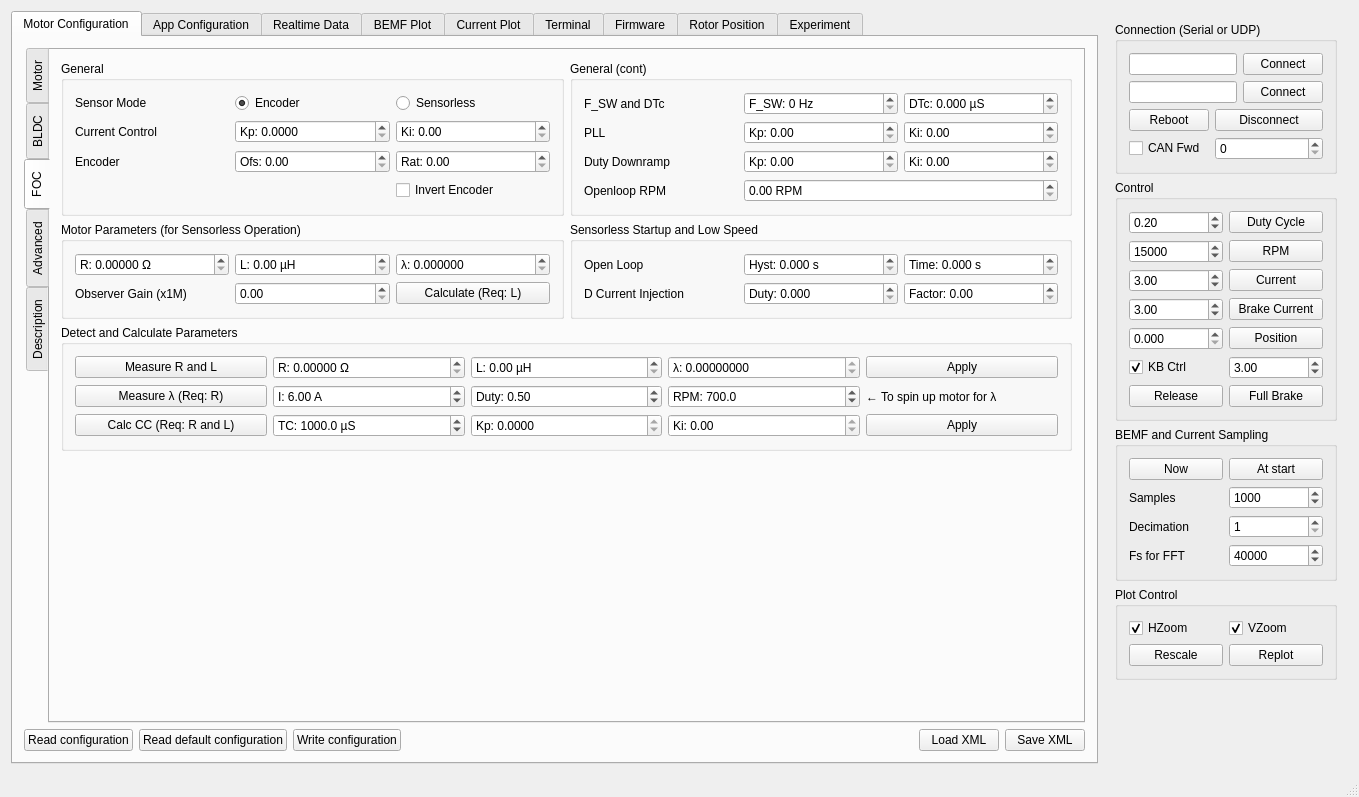
First picture: the form in mainwindow.ui, repository vedderb/bldc-tool, before the edit.
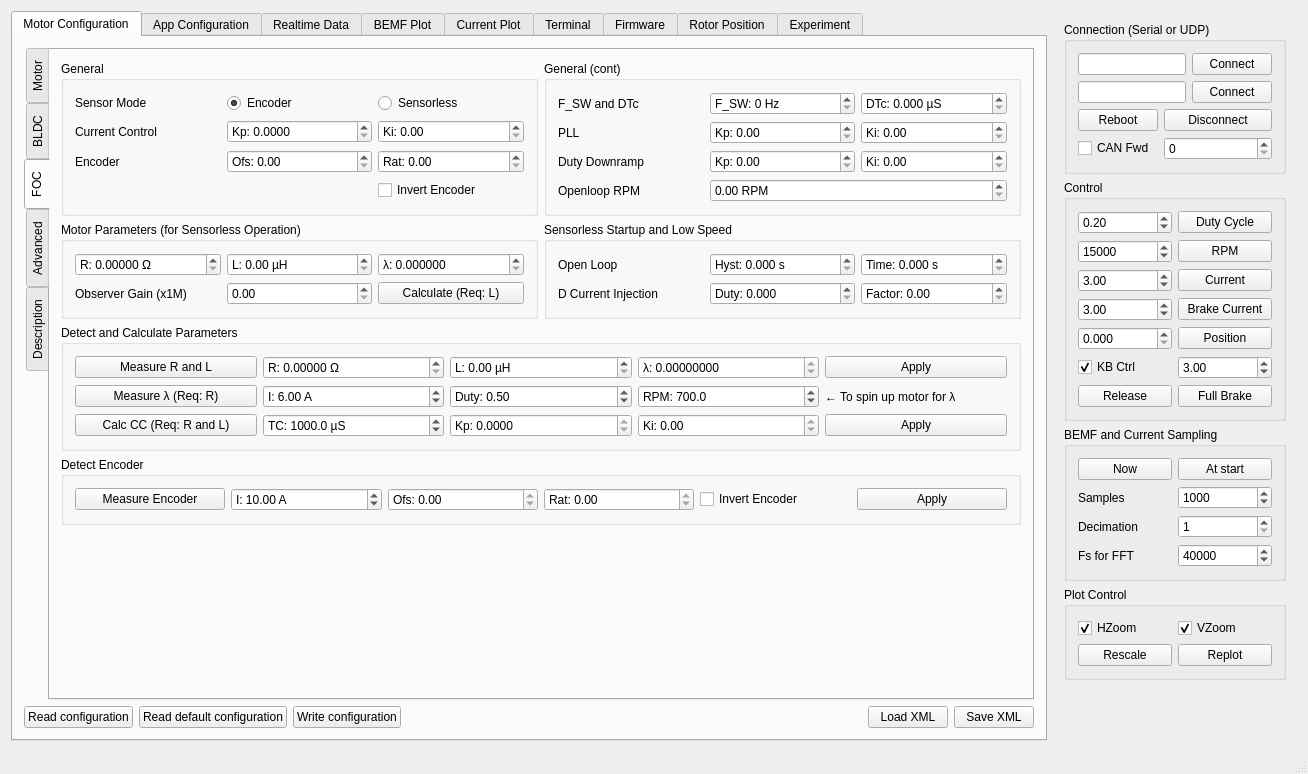
Second picture: the form after the edit. The open tabs and pages were chosen to show the change. Custom widgets are drawn as their Qt base class.

Commit message: FW 2.7 support, better encoder configuration and debugging

What changed in the file:
```diff
--- a/mainwindow.ui
+++ b/mainwindow.ui
@@ -6,8 +6,8 @@
    <rect>
     <x>0</x>
     <y>0</y>
-    <width>1359</width>
-    <height>797</height>
+    <width>1308</width>
+    <height>771</height>
    </rect>
   </property>
   <property name="sizePolicy">
@@ -1143,184 +1143,101 @@
              </attribute>
              <layout class="QVBoxLayout" name="verticalLayout_29">
               <item>
-               <layout class="QGridLayout" name="gridLayout_43">
-                <item row="1" column="0">
-                 <widget class="QGroupBox" name="groupBox_40">
+               <layout class="QGridLayout" name="gridLayout_42">
+                <item row="0" column="0">
+                 <widget class="QGroupBox" name="groupBox_39">
                   <property name="title">
-                   <string>Motor Parameters (for Sensorless Operation)</string>
+                   <string>General</string>
                   </property>
-                  <layout class="QGridLayout" name="gridLayout_41">
-                   <item row="4" column="1">
-                    <widget class="QDoubleSpinBox" name="mcconfFocObserverGainBox">
+                  <layout class="QGridLayout" name="gridLayout_39">
+                   <item row="2" column="0">
+                    <widget class="QLabel" name="label_89">
+                     <property name="text">
+                      <string>Current Control</string>
+                     </property>
+                    </widget>
+                   </item>
+                   <item row="2" column="1">
+                    <widget class="QDoubleSpinBox" name="mcconfFocCurrKpBox">
+                     <property name="prefix">
+                      <string>Kp: </string>
+                     </property>
+                     <property name="decimals">
+                      <number>4</number>
+                     </property>
+                     <property name="maximum">
+                      <double>1000.000000000000000</double>
+                     </property>
+                     <property name="singleStep">
+                      <double>0.010000000000000</double>
+                     </property>
+                    </widget>
+                   </item>
+                   <item row="2" column="2">
+                    <widget class="QDoubleSpinBox" name="mcconfFocCurrKiBox">
+                     <property name="prefix">
+                      <string>Ki: </string>
+                     </property>
                      <property name="maximum">
                       <double>100000.000000000000000</double>
                      </property>
-                     <property name="singleStep">
-                      <double>1.000000000000000</double>
-                     </property>
                     </widget>
                    </item>
                    <item row="4" column="0">
-                    <widget class="QLabel" name="label_98">
+                    <widget class="QLabel" name="label_92">
                      <property name="text">
-                      <string>Observer Gain (x1M)</string>
+                      <string>Encoder</string>
                      </property>
                     </widget>
                    </item>
-                   <item row="4" column="2">
-                    <widget class="QPushButton" name="mcconfFocObserverGainCalcButton">
-                     <property name="text">
-                      <string>Calculate (Req: L)</string>
-                     </property>
-                    </widget>
-                   </item>
-                   <item row="1" column="0">
-                    <widget class="QDoubleSpinBox" name="mcconfFocMotorRBox">
+                   <item row="4" column="1">
+                    <widget class="QDoubleSpinBox" name="mcconfFocEncoderOffsetBox">
                      <property name="prefix">
-                      <string>R: </string>
+                      <string>Ofs: </string>
                      </property>
-                     <property name="suffix">
-                      <string> Ω</string>
-                     </property>
-                     <property name="decimals">
-                      <number>5</number>
-                     </property>
                      <property name="maximum">
-                      <double>1000.000000000000000</double>
-                     </property>
-                     <property name="singleStep">
-                      <double>0.001000000000000</double>
-                     </property>
-                    </widget>
-                   </item>
-                   <item row="1" column="1">
-                    <widget class="QDoubleSpinBox" name="mcconfFocMotorLBox">
-                     <property name="prefix">
-                      <string>L: </string>
-                     </property>
-                     <property name="suffix">
-                      <string> µH</string>
-                     </property>
-                     <property name="decimals">
-                      <number>2</number>
-                     </property>
-                     <property name="maximum">
-                      <double>1000000.000000000000000</double>
-                     </property>
-                    </widget>
-                   </item>
-                   <item row="1" column="2">
-                    <widget class="QDoubleSpinBox" name="mcconfFocMotorLinkageBox">
-                     <property name="prefix">
-                      <string>λ: </string>
-                     </property>
-                     <property name="decimals">
-                      <number>6</number>
-                     </property>
-                     <property name="maximum">
-                      <double>1000.000000000000000</double>
-                     </property>
-                     <property name="singleStep">
-                      <double>0.000100000000000</double>
-                     </property>
-                    </widget>
-                   </item>
-                  </layout>
-                 </widget>
-                </item>
-                <item row="1" column="1">
-                 <widget class="QGroupBox" name="groupBox_43">
-                  <property name="title">
-                   <string>Sensorless Startup and Low Speed</string>
-                  </property>
-                  <layout class="QGridLayout" name="gridLayout_44">
-                   <item row="1" column="2">
-                    <widget class="QDoubleSpinBox" name="mcconfFocDCurrentFactorBox">
-                     <property name="toolTip">
-                      <string>&lt;html&gt;&lt;head/&gt;&lt;body&gt;&lt;p&gt;The maximum factor between the D axis and Q axis current.&lt;/p&gt;&lt;/body&gt;&lt;/html&gt;</string>
-                     </property>
-                     <property name="prefix">
-                      <string>Factor: </string>
-                     </property>
-                     <property name="singleStep">
-                      <double>0.100000000000000</double>
-                     </property>
-                    </widget>
-                   </item>
-                   <item row="0" column="1">
-                    <widget class="QDoubleSpinBox" name="mcconfFocSlOpenloopHystBox">
-                     <property name="toolTip">
-                      <string>&lt;html&gt;&lt;head/&gt;&lt;body&gt;&lt;p&gt;If the filtered RPM has been below openloop RPM for this amount of time, the motor will rotate in open loop with openloop RPM.&lt;/p&gt;&lt;/body&gt;&lt;/html&gt;</string>
-                     </property>
-                     <property name="prefix">
-                      <string>Hyst: </string>
-                     </property>
-                     <property name="suffix">
-                      <string> s</string>
-                     </property>
-                     <property name="decimals">
-                      <number>3</number>
-                     </property>
-                     <property name="maximum">
-                      <double>200.000000000000000</double>
-                     </property>
-                     <property name="singleStep">
-                      <double>0.100000000000000</double>
-                     </property>
-                    </widget>
-                   </item>
-                   <item row="0" column="0">
-                    <widget class="QLabel" name="label_105">
-                     <property name="text">
-                      <string>Open Loop</string>
-                     </property>
-                    </widget>
-                   </item>
-                   <item row="1" column="0">
-                    <widget class="QLabel" name="label_107">
-                     <property name="text">
-                      <string>D Current Injection</string>
-                     </property>
-                    </widget>
-                   </item>
-                   <item row="1" column="1">
-                    <widget class="QDoubleSpinBox" name="mcconfFocDCurrentDutyBox">
-                     <property name="toolTip">
-                      <string>&lt;html&gt;&lt;head/&gt;&lt;body&gt;&lt;p&gt;Inject D axis current below this duty cycle.&lt;/p&gt;&lt;/body&gt;&lt;/html&gt;</string>
-                     </property>
-                     <property name="prefix">
-                      <string>Duty: </string>
-                     </property>
-                     <property name="decimals">
-                      <number>3</number>
-                     </property>
-                     <property name="maximum">
-                      <double>1.000000000000000</double>
-                     </property>
-                     <property name="singleStep">
-                      <double>0.010000000000000</double>
+                      <double>360.000000000000000</double>
                      </property>
                     </widget>
                    </item>
                    <item row="0" column="2">
-                    <widget class="QDoubleSpinBox" name="mcconfFocSlOpenloopTimeBox">
-                     <property name="toolTip">
-                      <string>&lt;html&gt;&lt;head/&gt;&lt;body&gt;&lt;p&gt;Time to remain in open loop before entering closed loop.&lt;/p&gt;&lt;/body&gt;&lt;/html&gt;</string>
+                    <widget class="QRadioButton" name="mcconfFocModeSensorlessButton">
+                     <property name="text">
+                      <string>Sensorless</string>
                      </property>
+                    </widget>
+                   </item>
+                   <item row="0" column="0">
+                    <widget class="QLabel" name="label_101">
+                     <property name="text">
+                      <string>Sensor Mode</string>
+                     </property>
+                    </widget>
+                   </item>
+                   <item row="0" column="1">
+                    <widget class="QRadioButton" name="mcconfFocModeEncoderButton">
+                     <property name="text">
+                      <string>Encoder</string>
+                     </property>
+                     <property name="checked">
+                      <bool>true</bool>
+                     </property>
+                    </widget>
+                   </item>
+                   <item row="4" column="2">
+                    <widget class="QDoubleSpinBox" name="mcconfFocEncoderRatioBox">
                      <property name="prefix">
-                      <string>Time: </string>
-                     </property>
-                     <property name="suffix">
-                      <string> s</string>
-                     </property>
-                     <property name="decimals">
-                      <number>3</number>
+                      <string>Rat: </string>
                      </property>
                      <property name="maximum">
-                      <double>200.000000000000000</double>
+                      <double>500.000000000000000</double>
                      </property>
-                     <property name="singleStep">
-                      <double>0.100000000000000</double>
+                    </widget>
+                   </item>
+                   <item row="5" column="2">
+                    <widget class="QCheckBox" name="mcconfFocEncoderInvertedBox">
+                     <property name="text">
+                      <string>Invert Encoder</string>
                      </property>
                     </widget>
                    </item>
@@ -1470,100 +1387,183 @@
                   </layout>
                  </widget>
                 </item>
-                <item row="0" column="0">
-                 <widget class="QGroupBox" name="groupBox_39">
+                <item row="1" column="0">
+                 <widget class="QGroupBox" name="groupBox_40">
                   <property name="title">
-                   <string>General</string>
+                   <string>Motor Parameters (for Sensorless Operation)</string>
                   </property>
-                  <layout class="QGridLayout" name="gridLayout_39">
-                   <item row="2" column="0">
-                    <widget class="QLabel" name="label_89">
-                     <property name="text">
-                      <string>Current Control</string>
-                     </property>
-                    </widget>
-                   </item>
-                   <item row="2" column="1">
-                    <widget class="QDoubleSpinBox" name="mcconfFocCurrKpBox">
-                     <property name="prefix">
-                      <string>Kp: </string>
-                     </property>
-                     <property name="decimals">
-                      <number>4</number>
-                     </property>
-                     <property name="maximum">
-                      <double>1000.000000000000000</double>
-                     </property>
-                     <property name="singleStep">
-                      <double>0.010000000000000</double>
-                     </property>
-                    </widget>
-                   </item>
-                   <item row="2" column="2">
-                    <widget class="QDoubleSpinBox" name="mcconfFocCurrKiBox">
-                     <property name="prefix">
-                      <string>Ki: </string>
-                     </property>
+                  <layout class="QGridLayout" name="gridLayout_41">
+                   <item row="4" column="1">
+                    <widget class="QDoubleSpinBox" name="mcconfFocObserverGainBox">
                      <property name="maximum">
                       <double>100000.000000000000000</double>
                      </property>
+                     <property name="singleStep">
+                      <double>1.000000000000000</double>
+                     </property>
                     </widget>
                    </item>
                    <item row="4" column="0">
-                    <widget class="QLabel" name="label_92">
+                    <widget class="QLabel" name="label_98">
                      <property name="text">
-                      <string>Encoder</string>
-                     </property>
-                    </widget>
-                   </item>
-                   <item row="4" column="1">
-                    <widget class="QDoubleSpinBox" name="mcconfFocEncoderOffsetBox">
-                     <property name="prefix">
-                      <string>Ofs: </string>
-                     </property>
-                     <property name="maximum">
-                      <double>360.000000000000000</double>
-                     </property>
-                    </widget>
-                   </item>
-                   <item row="0" column="2">
-                    <widget class="QRadioButton" name="mcconfFocModeSensorlessButton">
-                     <property name="text">
-                      <string>Sensorless</string>
-                     </property>
-                    </widget>
-                   </item>
-                   <item row="0" column="0">
-                    <widget class="QLabel" name="label_101">
-                     <property name="text">
-                      <string>Sensor Mode</string>
-                     </property>
-                    </widget>
-                   </item>
-                   <item row="0" column="1">
-                    <widget class="QRadioButton" name="mcconfFocModeEncoderButton">
-                     <property name="text">
-                      <string>Encoder</string>
-                     </property>
-                     <property name="checked">
-                      <bool>true</bool>
+                      <string>Observer Gain (x1M)</string>
                      </property>
                     </widget>
                    </item>
                    <item row="4" column="2">
-                    <widget class="QDoubleSpinBox" name="mcconfFocEncoderRatioBox">
+                    <widget class="QPushButton" name="mcconfFocObserverGainCalcButton">
+                     <property name="text">
+                      <string>Calculate (Req: L)</string>
+                     </property>
+                    </widget>
+                   </item>
+                   <item row="1" column="0">
+                    <widget class="QDoubleSpinBox" name="mcconfFocMotorRBox">
                      <property name="prefix">
-                      <string>Rat: </string>
+                      <string>R: </string>
                      </property>
+                     <property name="suffix">
+                      <string> Ω</string>
+                     </property>
+                     <property name="decimals">
+                      <number>5</number>
+                     </property>
                      <property name="maximum">
-                      <double>500.000000000000000</double>
+                      <double>1000.000000000000000</double>
                      </property>
+                     <property name="singleStep">
+                      <double>0.001000000000000</double>
+                     </property>
                     </widget>
                    </item>
-                   <item row="5" column="2">
-                    <widget class="QCheckBox" name="mcconfFocEncoderInvertedBox">
+                   <item row="1" column="1">
+                    <widget class="QDoubleSpinBox" name="mcconfFocMotorLBox">
+                     <property name="prefix">
+                      <string>L: </string>
+                     </property>
+                     <property name="suffix">
+                      <string> µH</string>
+                     </property>
+                     <property name="decimals">
+                      <number>2</number>
+                     </property>
+                     <property name="maximum">
+                      <double>1000000.000000000000000</double>
+                     </property>
+                    </widget>
+                   </item>
+                   <item row="1" column="2">
+                    <widget class="QDoubleSpinBox" name="mcconfFocMotorLinkageBox">
+                     <property name="prefix">
+                      <string>λ: </string>
+                     </property>
+                     <property name="decimals">
+                      <number>6</number>
+                     </property>
+                     <property name="maximum">
+                      <double>1000.000000000000000</double>
+                     </property>
+                     <property name="singleStep">
+                      <double>0.000100000000000</double>
+                     </property>
+                    </widget>
+                   </item>
+                  </layout>
+                 </widget>
+                </item>
+                <item row="1" column="1">
+                 <widget class="QGroupBox" name="groupBox_43">
+                  <property name="title">
+                   <string>Sensorless Startup and Low Speed</string>
+                  </property>
+                  <layout class="QGridLayout" name="gridLayout_44">
+                   <item row="1" column="2">
+                    <widget class="QDoubleSpinBox" name="mcconfFocDCurrentFactorBox">
+                     <property name="toolTip">
+                      <string>&lt;html&gt;&lt;head/&gt;&lt;body&gt;&lt;p&gt;The maximum factor between the D axis and Q axis current.&lt;/p&gt;&lt;/body&gt;&lt;/html&gt;</string>
+                     </property>
+                     <property name="prefix">
+                      <string>Factor: </string>
+                     </property>
+                     <property name="singleStep">
+                      <double>0.100000000000000</double>
+                     </property>
+                    </widget>
+                   </item>
+                   <item row="0" column="1">
+                    <widget class="QDoubleSpinBox" name="mcconfFocSlOpenloopHystBox">
+                     <property name="toolTip">
+                      <string>&lt;html&gt;&lt;head/&gt;&lt;body&gt;&lt;p&gt;If the filtered RPM has been below openloop RPM for this amount of time, the motor will rotate in open loop with openloop RPM.&lt;/p&gt;&lt;/body&gt;&lt;/html&gt;</string>
+                     </property>
+                     <property name="prefix">
+                      <string>Hyst: </string>
+                     </property>
+                     <property name="suffix">
+                      <string> s</string>
+                     </property>
+                     <property name="decimals">
+                      <number>3</number>
+                     </property>
+                     <property name="maximum">
+                      <double>200.000000000000000</double>
+                     </property>
+                     <property name="singleStep">
+                      <double>0.100000000000000</double>
+                     </property>
+                    </widget>
+                   </item>
+                   <item row="0" column="0">
+                    <widget class="QLabel" name="label_105">
                      <property name="text">
-                      <string>Invert Encoder</string>
+                      <string>Open Loop</string>
+                     </property>
+                    </widget>
+                   </item>
+                   <item row="1" column="0">
+                    <widget class="QLabel" name="label_107">
+                     <property name="text">
+                      <string>D Current Injection</string>
+                     </property>
+                    </widget>
+                   </item>
+                   <item row="1" column="1">
+                    <widget class="QDoubleSpinBox" name="mcconfFocDCurrentDutyBox">
+                     <property name="toolTip">
+                      <string>&lt;html&gt;&lt;head/&gt;&lt;body&gt;&lt;p&gt;Inject D axis current below this duty cycle.&lt;/p&gt;&lt;/body&gt;&lt;/html&gt;</string>
+                     </property>
+                     <property name="prefix">
+                      <string>Duty: </string>
+                     </property>
+                     <property name="decimals">
+                      <number>3</number>
+                     </property>
+                     <property name="maximum">
+                      <double>1.000000000000000</double>
+                     </property>
+                     <property name="singleStep">
+                      <double>0.010000000000000</double>
+                     </property>
+                    </widget>
+                   </item>
+                   <item row="0" column="2">
+                    <widget class="QDoubleSpinBox" name="mcconfFocSlOpenloopTimeBox">
+                     <property name="toolTip">
+                      <string>&lt;html&gt;&lt;head/&gt;&lt;body&gt;&lt;p&gt;Time to remain in open loop before entering closed loop.&lt;/p&gt;&lt;/body&gt;&lt;/html&gt;</string>
+                     </property>
+                     <property name="prefix">
+                      <string>Time: </string>
+                     </property>
+                     <property name="suffix">
+                      <string> s</string>
+                     </property>
+                     <property name="decimals">
+                      <number>3</number>
+                     </property>
+                     <property name="maximum">
+                      <double>200.000000000000000</double>
+                     </property>
+                     <property name="singleStep">
+                      <double>0.100000000000000</double>
                      </property>
                     </widget>
                    </item>
@@ -1710,6 +1710,16 @@
                      </property>
                     </widget>
                    </item>
+                   <item row="3" column="0">
+                    <widget class="QPushButton" name="mcconfFocCalcCCButton">
+                     <property name="toolTip">
+                      <string>&lt;html&gt;&lt;head/&gt;&lt;body&gt;&lt;p&gt;Calculate Kp and Ki for the current control loop based on the motor resistance and inductance, and a desired time constant (TC) of the system.&lt;/p&gt;&lt;/body&gt;&lt;/html&gt;</string>
+                     </property>
+                     <property name="text">
+                      <string>Calc CC (Req: R and L)</string>
+                     </property>
+                    </widget>
+                   </item>
                    <item row="0" column="3">
                     <widget class="QDoubleSpinBox" name="mcconfFocDetectLinkageBox">
                      <property name="readOnly">
@@ -1739,26 +1749,6 @@
                      </property>
                     </widget>
                    </item>
-                   <item row="3" column="0">
-                    <widget class="QPushButton" name="mcconfFocCalcCCButton">
-                     <property name="text">
-                      <string>Calc CC (Req: R and L)</string>
-                     </property>
-                    </widget>
-                   </item>
-                   <item row="3" column="3">
-                    <widget class="QDoubleSpinBox" name="mcconfFocCalcKiBox">
-                     <property name="readOnly">
-                      <bool>true</bool>
-                     </property>
-                     <property name="prefix">
-                      <string>Ki: </string>
-                     </property>
-                     <property name="maximum">
-                      <double>100000.000000000000000</double>
-                     </property>
-                    </widget>
-                   </item>
                    <item row="3" column="4">
                     <widget class="QPushButton" name="mcconfFocCalcCCApplyButton">
                      <property name="text">
@@ -1766,22 +1756,16 @@
                      </property>
                     </widget>
                    </item>
-                   <item row="3" column="2">
-                    <widget class="QDoubleSpinBox" name="mcconfFocCalcKpBox">
+                   <item row="3" column="3">
+                    <widget class="QDoubleSpinBox" name="mcconfFocCalcKiBox">
                      <property name="readOnly">
                       <bool>true</bool>
                      </property>
                      <property name="prefix">
-                      <string>Kp: </string>
-                     </property>
-                     <property name="decimals">
-                      <number>4</number>
+                      <string>Ki: </string>
                      </property>
                      <property name="maximum">
-                      <double>1000.000000000000000</double>
-                     </property>
-                     <property name="singleStep">
-                      <double>0.010000000000000</double>
+                      <double>100000.000000000000000</double>
                      </property>
                     </widget>
                    </item>
@@ -1792,6 +1776,97 @@
                      </property>
                     </widget>
                    </item>
+                   <item row="3" column="2">
+                    <widget class="QDoubleSpinBox" name="mcconfFocCalcKpBox">
+                     <property name="readOnly">
+                      <bool>true</bool>
+                     </property>
+                     <property name="prefix">
+                      <string>Kp: </string>
+                     </property>
+                     <property name="decimals">
+                      <number>4</number>
+                     </property>
+                     <property name="maximum">
+                      <double>1000.000000000000000</double>
+                     </property>
+                     <property name="singleStep">
+                      <double>0.010000000000000</double>
+                     </property>
+                    </widget>
+                   </item>
+                  </layout>
+                 </widget>
+                </item>
+                <item row="3" column="0" colspan="2">
+                 <widget class="QGroupBox" name="groupBox_42">
+                  <property name="title">
+                   <string>Detect Encoder</string>
+                  </property>
+                  <layout class="QHBoxLayout" name="horizontalLayout_25">
+                   <item>
+                    <widget class="QPushButton" name="mcconfFocMeasureEncoderButton">
+                     <property name="toolTip">
+                      <string>&lt;html&gt;&lt;head/&gt;&lt;body&gt;&lt;p&gt;Run the motor slowly in open loop using the selected current and try to figure out the encoder offset and ratio, and whether the encoder is inverted.&lt;/p&gt;&lt;/body&gt;&lt;/html&gt;</string>
+                     </property>
+                     <property name="text">
+                      <string>Measure Encoder</string>
+                     </property>
+                    </widget>
+                   </item>
+                   <item>
+                    <widget class="QDoubleSpinBox" name="mcconfFocMeasureEncoderCurrentBox">
+                     <property name="prefix">
+                      <string>I: </string>
+                     </property>
+                     <property name="suffix">
+                      <string> A</string>
+                     </property>
+                     <property name="value">
+                      <double>10.000000000000000</double>
+                     </property>
+                    </widget>
+                   </item>
+                   <item>
+                    <widget class="QDoubleSpinBox" name="mcconfFocMeasureEncoderOffsetBox">
+                     <property name="readOnly">
+                      <bool>true</bool>
+                     </property>
+                     <property name="prefix">
+                      <string>Ofs: </string>
+                     </property>
+                     <property name="maximum">
+                      <double>360.000000000000000</double>
+                     </property>
+                    </widget>
+                   </item>
+                   <item>
+                    <widget class="QDoubleSpinBox" name="mcconfFocMeasureEncoderRatioBox">
+                     <property name="readOnly">
+                      <bool>true</bool>
+                     </property>
+                     <property name="prefix">
+                      <string>Rat: </string>
+                     </property>
+                     <property name="maximum">
+                      <double>500.000000000000000</double>
+                     </property>
+                    </widget>
+                   </item>
+                   <item>
+                    <widget class="QCheckBox" name="mcconfFocMeasureEncoderInvertedBox">
+                     <property name="text">
+                      <string>Invert Encoder</string>
+                     </property>
+                    </widget>
+                   </item>
+                   <item>
+                    <widget class="QPushButton" name="mcconfFocMeasureEncoderApplyButton">
+                     <property name="text">
+                      <string>Apply</string>
+                     </property>
+                    </widget>
+                   </item>
                   </layout>
                  </widget>
                 </item>
@@ -4583,42 +4658,70 @@
          <layout class="QVBoxLayout" name="verticalLayout_5">
           <item>
            <layout class="QGridLayout" name="gridLayout_8">
-            <item row="0" column="3">
-             <widget class="QProgressBar" name="rotorPosBar">
-              <property name="maximum">
-               <number>359</number>
-              </property>
-              <property name="value">
-               <number>120</number>
-              </property>
-              <property name="format">
-               <string>%v Degrees</string>
-              </property>
-             </widget>
-            </item>
             <item row="0" column="1">
              <widget class="QPushButton" name="detectButton">
               <property name="text">
-               <string>Detect</string>
+               <string>Inductance</string>
               </property>
              </widget>
             </item>
             <item row="0" column="0">
              <widget class="QLabel" name="label_11">
               <property name="text">
-               <string>Rotor Position</string>
+               <string>Display Position</string>
               </property>
              </widget>
             </item>
-            <item row="0" column="2">
+            <item row="0" column="6">
              <widget class="QPushButton" name="stopDetectButton">
               <property name="text">
                <string>Stop</string>
               </property>
              </widget>
             </item>
+            <item row="0" column="4">
+             <widget class="QPushButton" name="detectEncoderPosErrorButton">
+              <property name="text">
+               <string>Encoder Pos Error</string>
+              </property>
+             </widget>
+            </item>
+            <item row="0" column="3">
+             <widget class="QPushButton" name="detectEncoderButton">
+              <property name="text">
+               <string>Encoder</string>
+              </property>
+             </widget>
+            </item>
+            <item row="0" column="5">
+             <widget class="QPushButton" name="detectEncoderObserverErrorButton">
+              <property name="text">
+               <string>Encoder Observer Error</string>
+              </property>
+             </widget>
+            </item>
+            <item row="0" column="2">
+             <widget class="QPushButton" name="detectObserverButton">
+              <property name="text">
+               <string>Observer</string>
+              </property>
+             </widget>
+            </item>
            </layout>
           </item>
+          <item>
+           <widget class="QProgressBar" name="rotorPosBar">
+            <property name="maximum">
+             <number>359</number>
+            </property>
+            <property name="value">
+             <number>120</number>
+            </property>
+            <property name="format">
+             <string>%v Degrees</string>
+            </property>
+           </widget>
+          </item>
           <item>
            <widget class="QCustomPlot" name="realtimePlotPosition" native="true">
             <property name="sizePolicy">
```
The commit also changes 22 other files.
